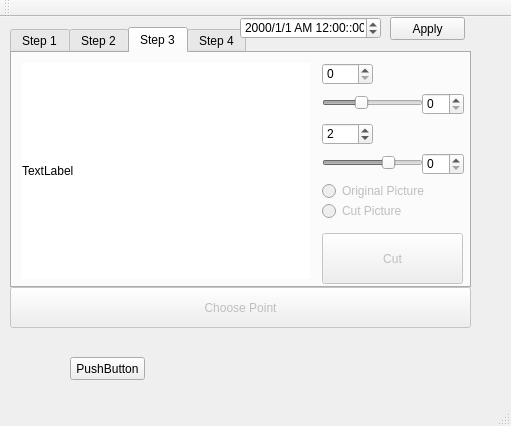
Old version of the form mainwindow.ui in the repository Chia-ChunHsu/NewCapture.
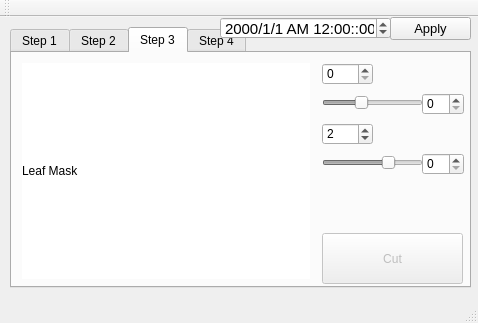
New version of the form. The open tabs and pages were chosen to show the change.

```diff
--- a/mainwindow.ui
+++ b/mainwindow.ui
@@ -6,8 +6,8 @@
    <rect>
     <x>0</x>
     <y>0</y>
-    <width>511</width>
-    <height>426</height>
+    <width>478</width>
+    <height>323</height>
    </rect>
   </property>
   <property name="windowTitle">
@@ -205,7 +205,7 @@
        <string notr="true">background-color: rgb(255, 255, 255);</string>
       </property>
       <property name="text">
-       <string>TextLabel</string>
+       <string>Leaf Mask</string>
       </property>
      </widget>
      <widget class="QPushButton" name="CutButton">
@@ -294,38 +294,6 @@
        <number>255</number>
       </property>
      </widget>
-     <widget class="QRadioButton" name="CutRadioButton">
-      <property name="enabled">
-       <bool>false</bool>
-      </property>
-      <property name="geometry">
-       <rect>
-        <x>310</x>
-        <y>150</y>
-        <width>141</width>
-        <height>16</height>
-       </rect>
-      </property>
-      <property name="text">
-       <string>Cut Picture</string>
-      </property>
-     </widget>
-     <widget class="QRadioButton" name="OriginalRadioButton">
-      <property name="enabled">
-       <bool>false</bool>
-      </property>
-      <property name="geometry">
-       <rect>
-        <x>310</x>
-        <y>130</y>
-        <width>141</width>
-        <height>16</height>
-       </rect>
-      </property>
-      <property name="text">
-       <string>Original Picture</string>
-      </property>
-     </widget>
      <widget class="QSpinBox" name="spinBoxT1">
       <property name="geometry">
        <rect>
@@ -407,12 +375,17 @@
    <widget class="QDateTimeEdit" name="dateTimeEdit">
     <property name="geometry">
      <rect>
-      <x>240</x>
+      <x>220</x>
       <y>0</y>
-      <width>141</width>
+      <width>171</width>
       <height>22</height>
      </rect>
     </property>
+    <property name="font">
+     <font>
+      <pointsize>11</pointsize>
+     </font>
+    </property>
     <property name="displayFormat">
      <string>yyyy/M/d AP hh:mm::ss</string>
     </property>
@@ -422,10 +395,15 @@
      <rect>
       <x>390</x>
       <y>0</y>
-      <width>75</width>
+      <width>81</width>
       <height>23</height>
      </rect>
     </property>
+    <property name="font">
+     <font>
+      <pointsize>10</pointsize>
+     </font>
+    </property>
     <property name="text">
      <string>Apply</string>
     </property>
@@ -437,8 +415,8 @@
     <property name="geometry">
      <rect>
       <x>10</x>
-      <y>270</y>
-      <width>461</width>
+      <y>320</y>
+      <width>301</width>
       <height>41</height>
      </rect>
     </property>
@@ -449,8 +427,8 @@
    <widget class="QPushButton" name="pushButton">
     <property name="geometry">
      <rect>
-      <x>70</x>
-      <y>340</y>
+      <x>50</x>
+      <y>390</y>
       <width>75</width>
       <height>23</height>
      </rect>
@@ -459,6 +437,72 @@
      <string>PushButton</string>
     </property>
    </widget>
+   <widget class="QPushButton" name="RGBButtom">
+    <property name="enabled">
+     <bool>false</bool>
+    </property>
+    <property name="geometry">
+     <rect>
+      <x>320</x>
+      <y>320</y>
+      <width>151</width>
+      <height>41</height>
+     </rect>
+    </property>
+    <property name="font">
+     <font>
+      <pointsize>16</pointsize>
+     </font>
+    </property>
+    <property name="text">
+     <string>Open RGB</string>
+    </property>
+   </widget>
+   <widget class="QRadioButton" name="OriginalRadioButton">
+    <property name="enabled">
+     <bool>false</bool>
+    </property>
+    <property name="geometry">
+     <rect>
+      <x>590</x>
+      <y>160</y>
+      <width>141</width>
+      <height>16</height>
+     </rect>
+    </property>
+    <property name="text">
+     <string>Original Picture</string>
+    </property>
+   </widget>
+   <widget class="QRadioButton" name="CutRadioButton">
+    <property name="enabled">
+     <bool>false</bool>
+    </property>
+    <property name="geometry">
+     <rect>
+      <x>590</x>
+      <y>200</y>
+      <width>141</width>
+      <height>16</height>
+     </rect>
+    </property>
+    <property name="text">
+     <string>Cut Picture</string>
+    </property>
+   </widget>
+   <widget class="QPushButton" name="KnnPredictButtom">
+    <property name="geometry">
+     <rect>
+      <x>530</x>
+      <y>290</y>
+      <width>141</width>
+      <height>61</height>
+     </rect>
+    </property>
+    <property name="text">
+     <string>Predict by KNN</string>
+    </property>
+   </widget>
   </widget>
   <widget class="QMenuBar" name="menuBar">
    <property name="geometry">
```
Left out of the diff: 29 changed lines with no effect on the pictures.
